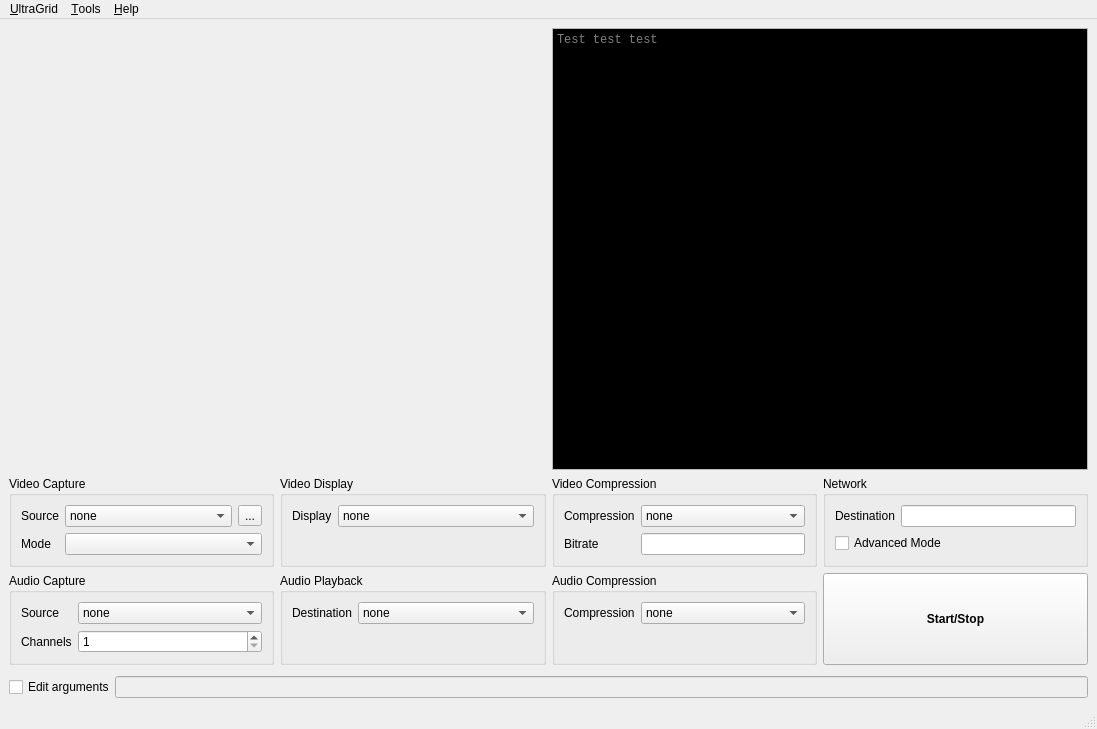
This is ultragrid_window.ui in mpiatka/ugrid-gui as Qt 5 draws it before an edit. The edited form follows.
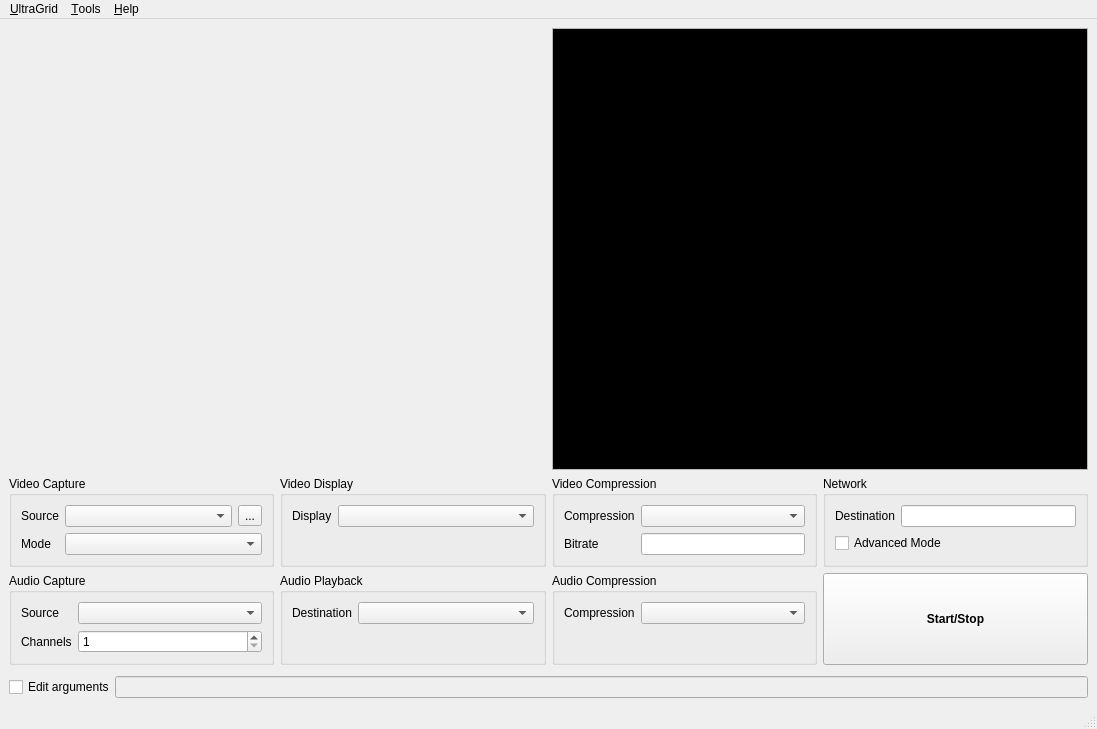
This is the edited form.

Patch:
```diff
--- a/ultragrid_window.ui
+++ b/ultragrid_window.ui
@@ -111,7 +111,7 @@
          <number>40</number>
         </property>
         <property name="placeholderText">
-         <string>Test test test</string>
+         <string/>
         </property>
        </widget>
       </item>
@@ -146,13 +146,7 @@
             <number>0</number>
            </property>
            <item>
-            <widget class="QComboBox" name="videoSourceComboBox">
-             <item>
-              <property name="text">
-               <string>none</string>
-              </property>
-             </item>
-            </widget>
+            <widget class="QComboBox" name="videoSourceComboBox"/>
            </item>
            <item>
             <widget class="QToolButton" name="videoSourceSettingsButton">
@@ -200,13 +194,7 @@
           </widget>
          </item>
          <item row="0" column="1">
-          <widget class="QComboBox" name="videoDisplayComboBox">
-           <item>
-            <property name="text">
-             <string>none</string>
-            </property>
-           </item>
-          </widget>
+          <widget class="QComboBox" name="videoDisplayComboBox"/>
          </item>
         </layout>
         <zorder>videoDisplayComboBox</zorder>
@@ -227,13 +215,7 @@
           </widget>
          </item>
          <item row="0" column="1">
-          <widget class="QComboBox" name="videoCompressionComboBox">
-           <item>
-            <property name="text">
-             <string>none</string>
-            </property>
-           </item>
-          </widget>
+          <widget class="QComboBox" name="videoCompressionComboBox"/>
          </item>
          <item row="1" column="0">
           <widget class="QLabel" name="label_8">
@@ -299,13 +281,7 @@
           </widget>
          </item>
          <item row="0" column="1">
-          <widget class="QComboBox" name="audioSourceComboBox">
-           <item>
-            <property name="text">
-             <string>none</string>
-            </property>
-           </item>
-          </widget>
+          <widget class="QComboBox" name="audioSourceComboBox"/>
          </item>
          <item row="1" column="0">
           <widget class="QLabel" name="label_5">
@@ -341,13 +317,7 @@
           </widget>
          </item>
          <item row="0" column="1">
-          <widget class="QComboBox" name="audioPlaybackComboBox">
-           <item>
-            <property name="text">
-             <string>none</string>
-            </property>
-           </item>
-          </widget>
+          <widget class="QComboBox" name="audioPlaybackComboBox"/>
          </item>
         </layout>
        </widget>
@@ -366,13 +336,7 @@
           </widget>
          </item>
          <item row="0" column="1">
-          <widget class="QComboBox" name="audioCompressionComboBox">
-           <item>
-            <property name="text">
-             <string>none</string>
-            </property>
-           </item>
-          </widget>
+          <widget class="QComboBox" name="audioCompressionComboBox"/>
          </item>
         </layout>
        </widget>
```
Left out of the diff: 7 changed lines with no effect on the pictures.
